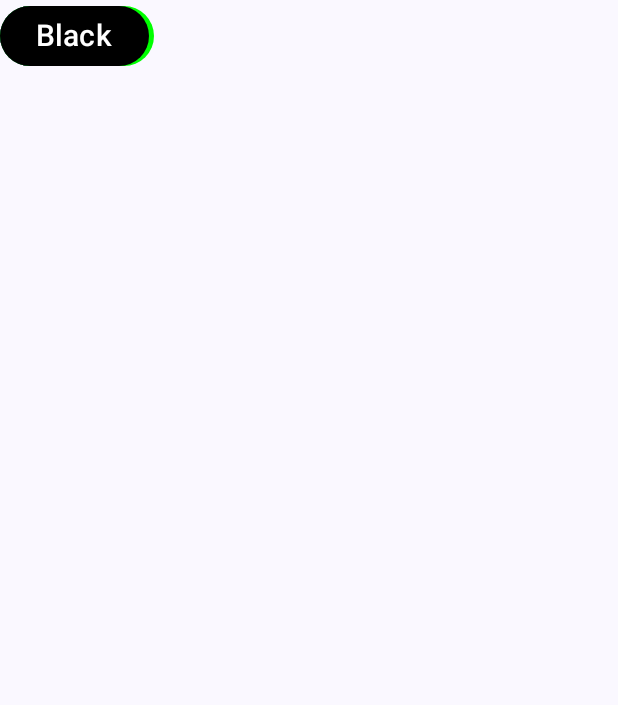
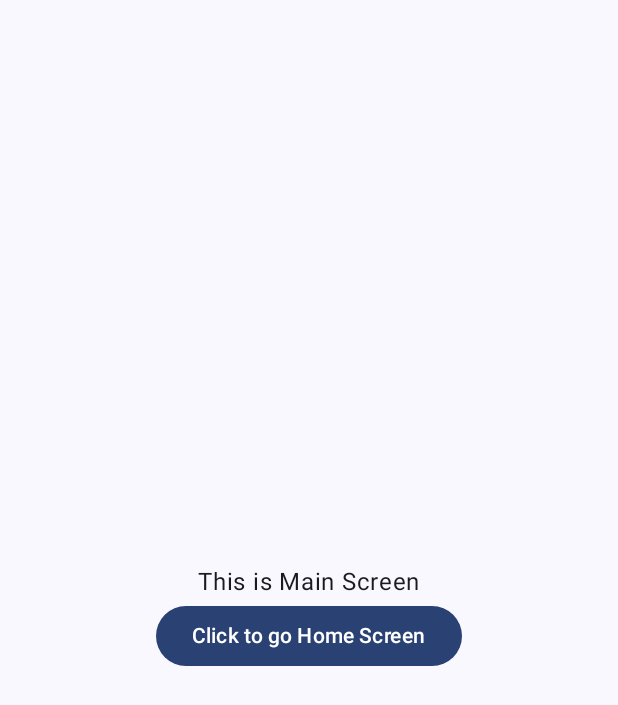
Before and after one commit to rangamramesh/ComposeBasicComponents, an Android app built with Jetpack Compose: the screen it shows after launch (MainActivity), on a phone screen of 412 x 824 dp. Shown: the top 705 px of the screen. Run offline under Robolectric (Android 15) with nearby library versions, the phone set to English and light mode, and no system bars.

Commit message:
Simple Navigation Component

```diff
--- a/app/src/main/java/com/ramesh/composepractice/MainActivity.kt
+++ b/app/src/main/java/com/ramesh/composepractice/MainActivity.kt
@@ -43,11 +43,7 @@ import androidx.compose.ui.tooling.preview.Preview
 import androidx.compose.ui.unit.dp
 import androidx.compose.ui.unit.sp
 import androidx.core.splashscreen.SplashScreen.Companion.installSplashScreen
-import com.ramesh.composepractice.learnConstraintLayout.LearnConstrainLayouts
-import com.ramesh.composepractice.learnConstraintLayout.LearnConstrainLayoutsWithChains
-import com.ramesh.composepractice.learnList.LearnLazyColumn
-import com.ramesh.composepractice.learnList.LearnLazyRow
-import com.ramesh.composepractice.learnList.LearnList
+import com.ramesh.composepractice.learnnavigationComponent.DisplayNavComponent
 import com.ramesh.composepractice.ui.theme.ComposePracticeTheme
 import com.ramesh.composepractice.ui.theme.Green
 
@@ -66,7 +62,7 @@ class MainActivity : ComponentActivity() {
                     for (i in 0..50) {
                         list.add("List Item $i")
                     }
-                    LearnConstrainLayoutsWithChains()
+                    DisplayNavComponent()
                 }
             }
         }
--- /dev/null
+++ b/app/src/main/java/com/ramesh/composepractice/learnnavigationComponent/LearnNavigationComponent.kt
@@ -0,0 +1,56 @@
+package com.ramesh.composepractice.learnnavigationComponent
+
+import androidx.compose.foundation.layout.Arrangement
+import androidx.compose.foundation.layout.Column
+import androidx.compose.material3.Button
+import androidx.compose.material3.Text
+import androidx.compose.runtime.Composable
+import androidx.compose.ui.Alignment
+import androidx.navigation.NavController
+import androidx.navigation.compose.NavHost
+import androidx.navigation.compose.composable
+import androidx.navigation.compose.rememberNavController
+
+@Composable
+fun LearnNavigationComponent(navController: NavController) {
+    Column(
+        horizontalAlignment = Alignment.CenterHorizontally,
+        verticalArrangement = Arrangement.Center
+    ) {
+        Text(text = "This is Main Screen")
+        Button(onClick = {
+            navController.navigate("home") {
+                popUpTo(0)
+            }
+        }) {
+            Text(text = "Click to go Home Screen")
+        }
+    }
+}
+
+@Composable
+fun NavigationHomeScreen(navController: NavController) {
+    Column(
+        horizontalAlignment = Alignment.CenterHorizontally,
+        verticalArrangement = Arrangement.Center
+    ) {
+        Text(text = "This is Home Screen")
+        Button(onClick = {
+            navController.navigate("main") {
+                popUpTo(0)
+            }
+        }) {
+            Text(text = "Click to go Main Screen")
+        }
+    }
+}
+
+
+@Composable
+fun DisplayNavComponent() {
+    val navController = rememberNavController()
+    NavHost(navController = navController, startDestination = "main") {
+        composable("main") { LearnNavigationComponent(navController) }
+        composable("home") { NavigationHomeScreen(navController) }
+    }
+}
```
